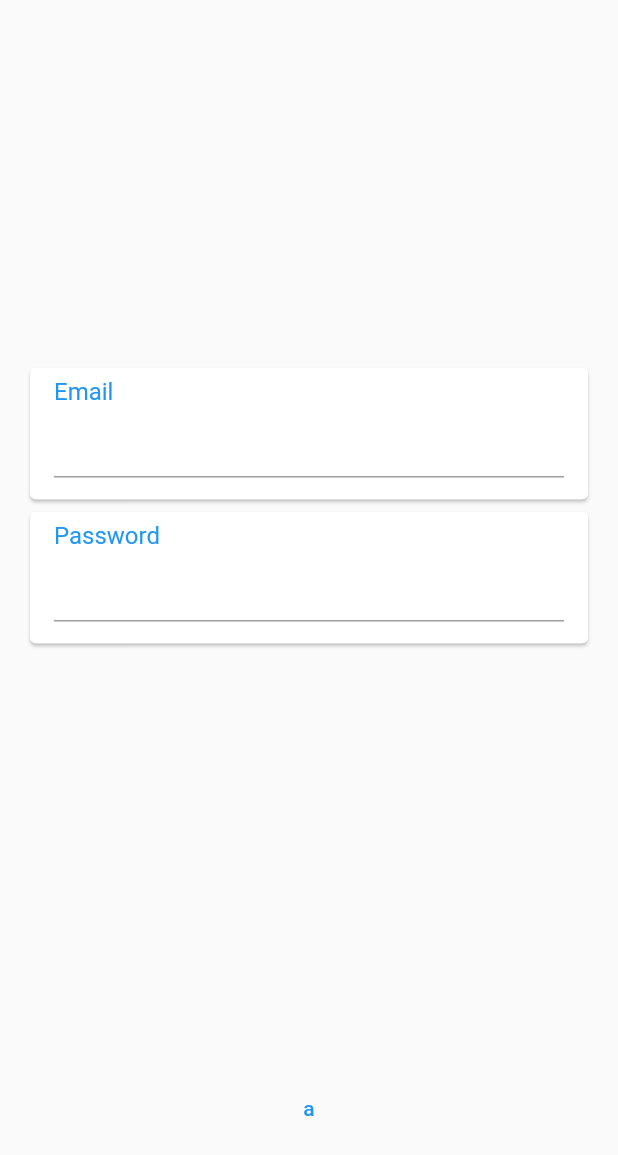
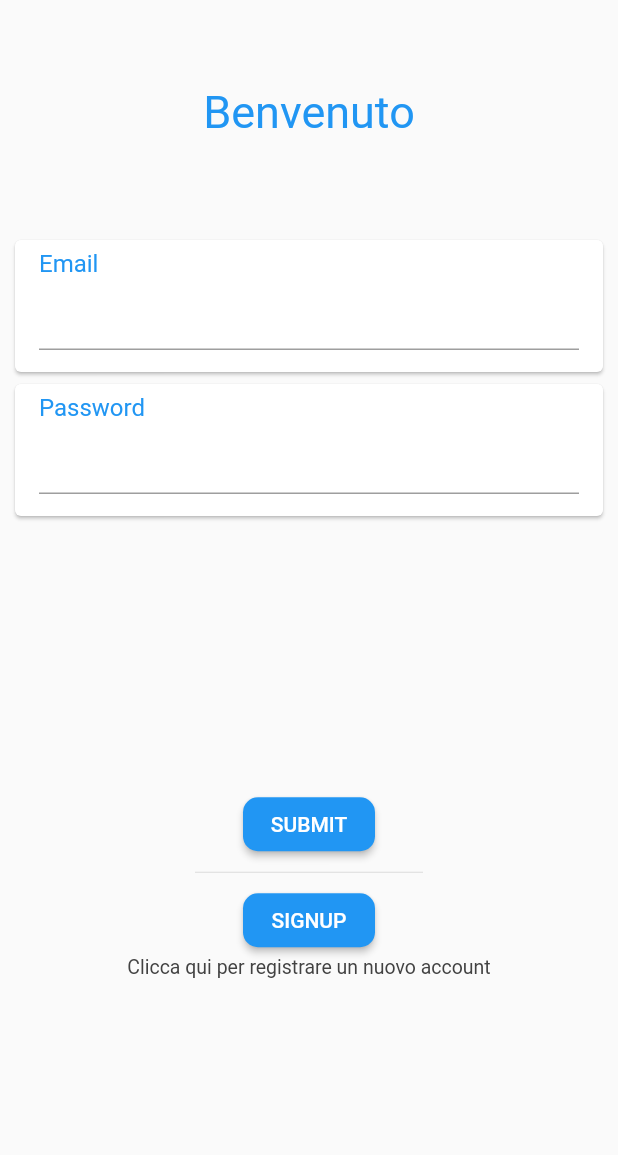
Before and after one commit to MarcatoLuca/Booking, a Flutter app: the FormPage widget shown alone on an empty page, opened directly, on a phone screen of 412 x 824 dp. Shown: the top 1155 px of the screen. Run offline on Flutter 3.47's test engine with Material 2 defaults, Android fonts, the phone set to English and light mode, and no system bars; our stand-ins replace bloc, floor, flutter_bloc, sqflite; missing offline and left inert: crypt; accounts and stored records are empty; generated files the repository leaves out were written again.

Commit message:
Updated FormPage Login/Sinup tasks

```diff
--- a/flutter_app/lib/app.dart
+++ b/flutter_app/lib/app.dart
@@ -25,16 +25,12 @@ class App extends StatelessWidget {
         builder: (context, state) {
           final userCubit = BlocProvider.of<UserCubit>(context);
           if (state is UserLoading) {
-            print("1");
             return CircularProgressIndicator();
           } else if (state is UserAuthenticated) {
-            print("2");
             return HomePage();
           } else if (state is UserNotAuthenicated) {
-            print("3");
             return FormPage();
           } else {
-            print("4");
             userCubit.checkUserCredential(MAIN_USER, appDatabase);
             return CircularProgressIndicator();
           }
--- a/flutter_app/lib/pages/form_page.dart
+++ b/flutter_app/lib/pages/form_page.dart
@@ -1,3 +1,4 @@
+import 'package:crypt/crypt.dart';
 import 'package:flutter/material.dart';
 
 import 'package:booking/data/app_database.dart';
@@ -11,17 +12,52 @@ class FormPage extends StatefulWidget {
   _FormPage createState() => _FormPage();
 }
 
-enum StateForm { LOGIN, SIGNUP }
+class _FormPage extends State<FormPage> {
+  final _formKey = GlobalKey<FormState>();
+  final TextEditingController emailController = TextEditingController();
+  final TextEditingController passwordController = TextEditingController();
+  final TextEditingController passwordSecureController =
+      TextEditingController();
+  bool state = false;
+  List<Widget> form;
 
-class _FormPage extends State<FormPage> {
-  List<Widget> form = [
+  final ButtonStyle raisedButtonStyle = ElevatedButton.styleFrom(
+    onPrimary: Colors.white,
+    primary: Colors.blue,
+    minimumSize: Size(88, 36),
+    padding: EdgeInsets.symmetric(horizontal: 16),
+    shape: const RoundedRectangleBorder(
+      borderRadius: BorderRadius.all(Radius.circular(10)),
+    ),
+  );
+
+  @override
+  void initState() {
+    super.initState();
+    initForm();
+  }
+
+  void initForm() {
+    form = [
       Card(
         child: ListTile(
           title: Text(
             'Email',
             style: TextStyle(color: Colors.blue),
           ),
-        subtitle: TextField(),
+          subtitle: TextFormField(
+            controller: emailController,
+            validator: (value) {
+              if (value == null || value.isEmpty) {
+                return 'Please enter your email';
+              } else {
+                if (checkEmail(value)) {
+                  return 'Invalid email';
+                }
+              }
+              return null;
+            },
+          ),
           isThreeLine: true,
         ),
       ),
@@ -31,22 +67,48 @@ class _FormPage extends State<FormPage> {
             'Password',
             style: TextStyle(color: Colors.blue),
           ),
-        subtitle: TextField(),
+          subtitle: TextFormField(
+            obscureText: true,
+            controller: passwordController,
+            validator: (value) {
+              if (value == null || value.isEmpty) {
+                return 'Please enter your password';
+              }
+              return null;
+            },
+          ),
           isThreeLine: true,
         ),
       )
     ];
+  }
 
   updateForm() {
+    state = !state;
     if (form.length == 2) {
       form.add(
-        ListTile(
+        Card(
+          child: ListTile(
             title: Text(
-            'Password (Again)',
+              'Password',
               style: TextStyle(color: Colors.blue),
             ),
-          subtitle: TextField(),
+            subtitle: TextFormField(
+              obscureText: true,
+              controller: passwordSecureController,
+              validator: (value) {
+                if (value == null || value.isEmpty) {
+                  return 'Please enter your password';
+                } else {
+                  if (value != passwordController.text) {
+                    return 'The password doesn\'t match!';
+                  }
+                }
+                return null;
+              },
+            ),
             isThreeLine: true,
+          ),
         ),
       );
     } else {
@@ -54,38 +116,101 @@ class _FormPage extends State<FormPage> {
     }
   }
 
+  bool checkEmail(String email) {
+    return !RegExp(
+            r"^[a-zA-Z0-9.a-zA-Z0-9.!#$%&'*+-/=?^_`{|}~]+@itiszuccante.edu.it")
+        .hasMatch(email);
+  }
+
+  void validateLogin(String email, String plainPassowrd) {
+    final cryptedPassword = Crypt.sha256(plainPassowrd);
+    //TODO
+  }
+
   @override
   Widget build(BuildContext context) {
-    return Container(
-      padding: EdgeInsets.all(10),
+    return LayoutBuilder(
+        builder: (BuildContext context, BoxConstraints viewportConstraints) {
+      return SingleChildScrollView(
+          child: ConstrainedBox(
+        constraints: BoxConstraints(
+          minHeight: viewportConstraints.maxHeight,
+        ),
+        child: IntrinsicHeight(
           child: Column(
+            mainAxisSize: MainAxisSize.min,
             children: [
-          Flexible(
-            flex: 3,
+              Container(
+                  height: 150,
+                  child: Center(
+                      child: Container(
+                          child: Text(
+                    "Benvenuto",
+                    style: TextStyle(fontSize: 30, color: Colors.blue),
+                  )))),
+              ClipRRect(
                 child: Column(
-              mainAxisAlignment: MainAxisAlignment.center,
+                  mainAxisAlignment: MainAxisAlignment.start,
                   children: [
                     Container(
                       padding: EdgeInsets.all(6),
+                      child: Form(
+                        key: _formKey,
                         child: Column(
                           children: form,
+                        ),
                       ),
                     ),
                   ],
                 ),
               ),
-          Container(
-              height: 150,
-              child: Center(
-                  child: TextButton(
+              Expanded(
+                  child: ClipRRect(
+                child: Column(
+                  mainAxisAlignment: MainAxisAlignment.center,
+                  children: [
+                    ElevatedButton(
+                        style: raisedButtonStyle,
+                        onPressed: () {
+                          if (_formKey.currentState.validate()) {
+                            //false -> LOGIN
+                            if (state) {
+                              validateLogin(emailController.text,
+                                  passwordController.text);
+                            } else {
+                              //checkAndSaveUser();
+                            }
+                            ScaffoldMessenger.of(context).showSnackBar(
+                                SnackBar(content: Text("Loading..")));
+                          }
+                        },
+                        child: Text("SUBMIT")),
+                    Divider(
+                      indent: 130,
+                      endIndent: 130,
+                    ),
+                    ElevatedButton(
+                        style: raisedButtonStyle,
                         onPressed: () {
                           setState(() {
+                            _formKey.currentState.reset();
                             updateForm();
                           });
                         },
-                      child: Text("a")))),
+                        child: Text(state ? "LOGIN" : "SIGNUP")),
+                    Text(
+                      state
+                          ? "Clicca qui per accedere"
+                          : "Clicca qui per registrare un nuovo account",
+                      style: TextStyle(color: Colors.grey[800], fontSize: 13),
+                    )
                   ],
                 ),
-    );
+              )),
+            ],
+          ),
+        ),
+      ));
+    });
   }
 }
```
Lines whose indentation alone changed are shown as unchanged.
